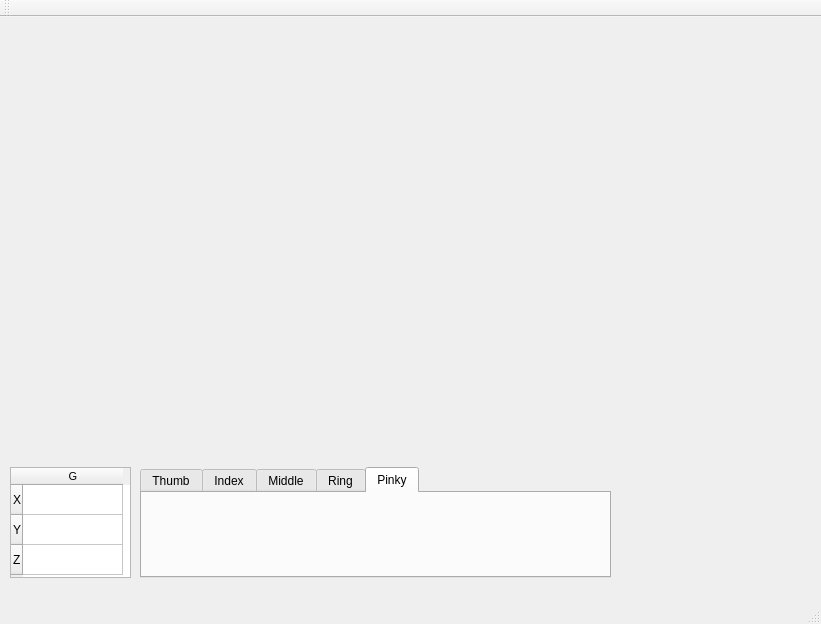
Qt form Projekt/SensorGloveQt/mainwindow.ui (DubelSoftwareSolutions/SensorHand_DataVisualisation) before a commit.
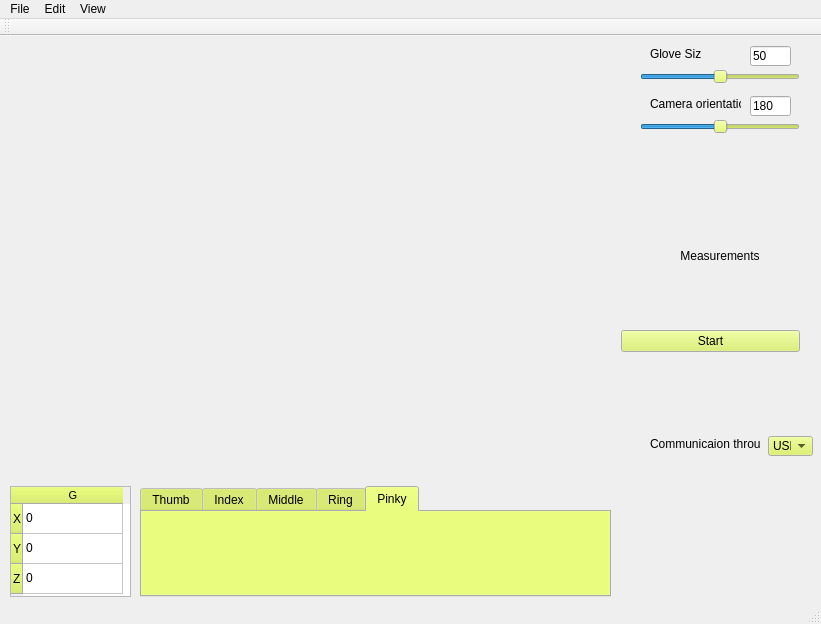
The same form after that commit.

Commit message: + GloveSize, CameraOrientation groups

```diff
--- a/Projekt/SensorGloveQt/mainwindow.ui
+++ b/Projekt/SensorGloveQt/mainwindow.ui
@@ -10,6 +10,43 @@
     <height>624</height>
    </rect>
   </property>
+  <property name="palette">
+   <palette>
+    <active>
+     <colorrole role="Button">
+      <brush brushstyle="SolidPattern">
+       <color alpha="255">
+        <red>215</red>
+        <green>240</green>
+        <blue>80</blue>
+       </color>
+      </brush>
+     </colorrole>
+    </active>
+    <inactive>
+     <colorrole role="Button">
+      <brush brushstyle="SolidPattern">
+       <color alpha="255">
+        <red>215</red>
+        <green>240</green>
+        <blue>80</blue>
+       </color>
+      </brush>
+     </colorrole>
+    </inactive>
+    <disabled>
+     <colorrole role="Button">
+      <brush brushstyle="SolidPattern">
+       <color alpha="255">
+        <red>215</red>
+        <green>240</green>
+        <blue>80</blue>
+       </color>
+      </brush>
+     </colorrole>
+    </disabled>
+   </palette>
+  </property>
   <property name="windowTitle">
    <string>MainWindow</string>
   </property>
@@ -87,6 +124,21 @@
       </font>
      </property>
     </column>
+    <item row="0" column="0">
+     <property name="text">
+      <string>0</string>
+     </property>
+    </item>
+    <item row="1" column="0">
+     <property name="text">
+      <string>0</string>
+     </property>
+    </item>
+    <item row="2" column="0">
+     <property name="text">
+      <string>0</string>
+     </property>
+    </item>
    </widget>
    <widget class="QTabWidget" name="tabWidget">
     <property name="geometry">
@@ -126,6 +178,216 @@
      </attribute>
     </widget>
    </widget>
+   <widget class="QComboBox" name="CommunicationBox">
+    <property name="geometry">
+     <rect>
+      <x>768</x>
+      <y>400</y>
+      <width>45</width>
+      <height>20</height>
+     </rect>
+    </property>
+    <item>
+     <property name="text">
+      <string>USB</string>
+     </property>
+    </item>
+    <item>
+     <property name="text">
+      <string>BT</string>
+     </property>
+    </item>
+   </widget>
+   <widget class="QSlider" name="GloveSizeSlider">
+    <property name="geometry">
+     <rect>
+      <x>640</x>
+      <y>30</y>
+      <width>160</width>
+      <height>22</height>
+     </rect>
+    </property>
+    <property name="value">
+     <number>50</number>
+    </property>
+    <property name="orientation">
+     <enum>Qt::Horizontal</enum>
+    </property>
+   </widget>
+   <widget class="QLabel" name="CommunicationLabel">
+    <property name="geometry">
+     <rect>
+      <x>650</x>
+      <y>400</y>
+      <width>111</width>
+      <height>16</height>
+     </rect>
+    </property>
+    <property name="text">
+     <string>Communicaion through</string>
+    </property>
+   </widget>
+   <widget class="QLabel" name="GloveSizeLabel">
+    <property name="geometry">
+     <rect>
+      <x>650</x>
+      <y>10</y>
+      <width>51</width>
+      <height>16</height>
+     </rect>
+    </property>
+    <property name="text">
+     <string>Glove Size</string>
+    </property>
+   </widget>
+   <widget class="QWidget" name="gridLayoutWidget">
+    <property name="geometry">
+     <rect>
+      <x>610</x>
+      <y>240</y>
+      <width>201</width>
+      <height>131</height>
+     </rect>
+    </property>
+    <layout class="QGridLayout" name="gridLayout" columnstretch="0">
+     <item row="0" column="0">
+      <widget class="QPushButton" name="StartStopButton">
+       <property name="palette">
+        <palette>
+         <active>
+          <colorrole role="Button">
+           <brush brushstyle="SolidPattern">
+            <color alpha="255">
+             <red>215</red>
+             <green>240</green>
+             <blue>90</blue>
+            </color>
+           </brush>
+          </colorrole>
+         </active>
+         <inactive>
+          <colorrole role="Button">
+           <brush brushstyle="SolidPattern">
+            <color alpha="255">
+             <red>215</red>
+             <green>240</green>
+             <blue>90</blue>
+            </color>
+           </brush>
+          </colorrole>
+         </inactive>
+         <disabled>
+          <colorrole role="Button">
+           <brush brushstyle="SolidPattern">
+            <color alpha="255">
+             <red>215</red>
+             <green>240</green>
+             <blue>90</blue>
+            </color>
+           </brush>
+          </colorrole>
+         </disabled>
+        </palette>
+       </property>
+       <property name="text">
+        <string>Start</string>
+       </property>
+      </widget>
+     </item>
+    </layout>
+   </widget>
+   <widget class="QLabel" name="label">
+    <property name="geometry">
+     <rect>
+      <x>670</x>
+      <y>210</y>
+      <width>100</width>
+      <height>20</height>
+     </rect>
+    </property>
+    <property name="maximumSize">
+     <size>
+      <width>100</width>
+      <height>20</height>
+     </size>
+    </property>
+    <property name="text">
+     <string>Measurements</string>
+    </property>
+    <property name="textFormat">
+     <enum>Qt::AutoText</enum>
+    </property>
+    <property name="alignment">
+     <set>Qt::AlignCenter</set>
+    </property>
+   </widget>
+   <widget class="QSlider" name="CameraOrientationSlider">
+    <property name="geometry">
+     <rect>
+      <x>640</x>
+      <y>80</y>
+      <width>160</width>
+      <height>22</height>
+     </rect>
+    </property>
+    <property name="maximum">
+     <number>360</number>
+    </property>
+    <property name="value">
+     <number>180</number>
+    </property>
+    <property name="orientation">
+     <enum>Qt::Horizontal</enum>
+    </property>
+   </widget>
+   <widget class="QLabel" name="CameraOrientationLabel">
+    <property name="geometry">
+     <rect>
+      <x>650</x>
+      <y>60</y>
+      <width>91</width>
+      <height>16</height>
+     </rect>
+    </property>
+    <property name="text">
+     <string>Camera orientation:</string>
+    </property>
+   </widget>
+   <widget class="QLineEdit" name="CameraOrientationLineEdit">
+    <property name="geometry">
+     <rect>
+      <x>750</x>
+      <y>60</y>
+      <width>41</width>
+      <height>20</height>
+     </rect>
+    </property>
+    <property name="text">
+     <string>180</string>
+    </property>
+    <property name="maxLength">
+     <number>3</number>
+    </property>
+   </widget>
+   <widget class="QLineEdit" name="GloveSizeLineEdit">
+    <property name="geometry">
+     <rect>
+      <x>750</x>
+      <y>10</y>
+      <width>41</width>
+      <height>20</height>
+     </rect>
+    </property>
+    <property name="text">
+     <string>50</string>
+    </property>
+    <property name="maxLength">
+     <number>3</number>
+    </property>
+    <property name="cursorMoveStyle">
+     <enum>Qt::LogicalMoveStyle</enum>
+    </property>
+   </widget>
   </widget>
   <widget class="QMenuBar" name="menuBar">
    <property name="geometry">
@@ -136,6 +398,24 @@
      <height>21</height>
     </rect>
    </property>
+   <widget class="QMenu" name="menuFile">
+    <property name="title">
+     <string>File</string>
+    </property>
+   </widget>
+   <widget class="QMenu" name="menuEdit">
+    <property name="title">
+     <string>Edit</string>
+    </property>
+   </widget>
+   <widget class="QMenu" name="menuView">
+    <property name="title">
+     <string>View</string>
+    </property>
+   </widget>
+   <addaction name="menuFile"/>
+   <addaction name="menuEdit"/>
+   <addaction name="menuView"/>
   </widget>
   <widget class="QToolBar" name="mainToolBar">
    <attribute name="toolBarArea">
```
Left out of the diff: 4 changed lines with no effect on the pictures. The commit also changes 13 other files.
